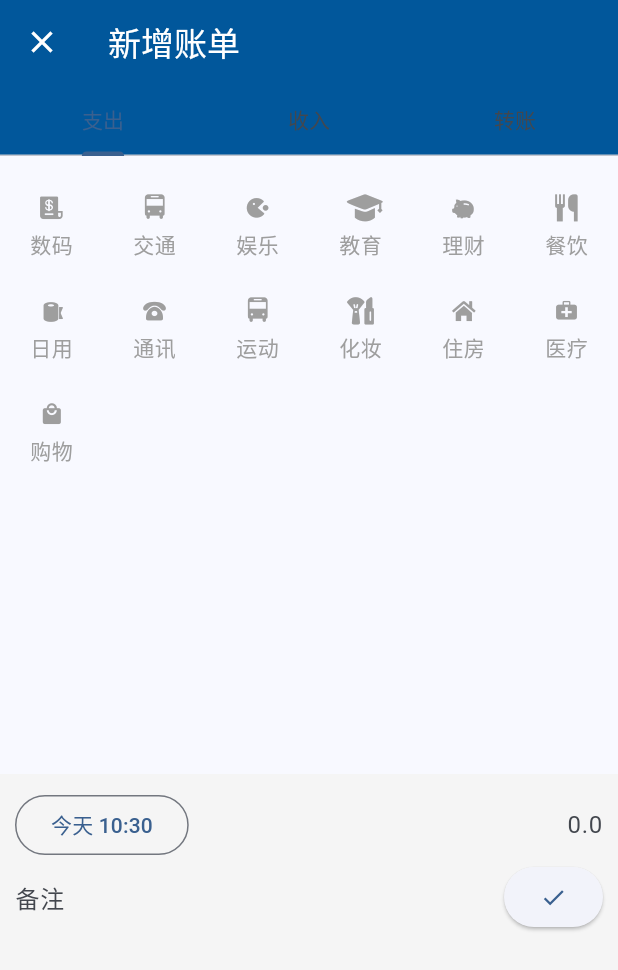
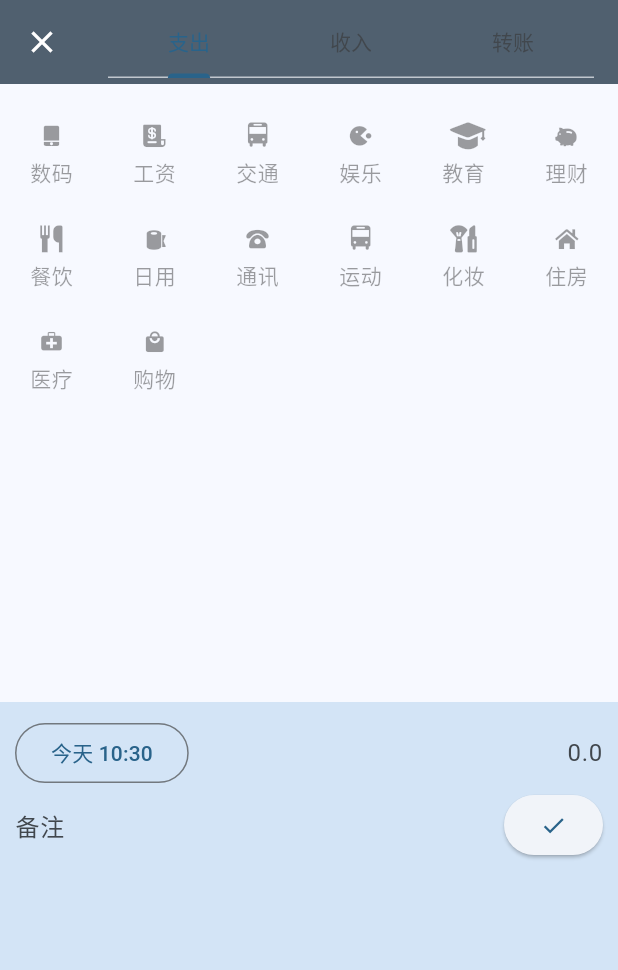
Before and after one commit to Sciroccogti/money_tracker, a Flutter app: the screen it shows after launch, after a tap on the "add" icon, on a phone screen of 412 x 824 dp. Shown: the top 970 px of the screen. Run offline on Flutter 3.47's test engine with Material 2 defaults, Android fonts, the phone set to English and light mode, and no system bars; our stand-ins replace package_info_plus, sqflite; accounts and stored records are empty.

Commit message:
feat: darkMode and better display in submit

```diff
--- a/lib/database/dbprovider.dart
+++ b/lib/database/dbprovider.dart
@@ -14,7 +14,8 @@ import 'package:sqflite/sqflite.dart';
 import 'category.dart';
 
 List<Category> _defaultCategories_ = [
-  Category("数码", "工资条"),
+  Category("数码", "数码-手机"),
+  Category("工资", "工资条"),
   Category("交通", "公交"),
   Category("娱乐", "娱乐设施"),
   Category("教育", "教育"),
--- a/lib/main.dart
+++ b/lib/main.dart
@@ -48,10 +48,14 @@ class MyApp extends StatelessWidget {
       title: _title,
       theme: ThemeData(
         useMaterial3: true,
-        colorSchemeSeed: primaryColor,
-        // primaryColor: primaryColor,
-        // backgroundColor: secondaryColor,
+        colorSchemeSeed: primaryColorDark,
       ),
+      darkTheme: ThemeData(
+        useMaterial3: true,
+        colorSchemeSeed: primaryColorDark,
+        brightness: Brightness.dark
+      ),
+      themeMode: ThemeMode.system,
       home: MyStatefulWidget(),
       localizationsDelegates: [
         GlobalMaterialLocalizations.delegate,
--- a/lib/pages/submit.dart
+++ b/lib/pages/submit.dart
@@ -95,7 +95,7 @@ class _SubmitPageState extends State<SubmitPage>
               style: TextStyle(
                 color: _selectedCategoryIndex == index
                     ? typeColors_[tabIndex]
-                    : Colors.grey,
+                    : Theme.of(context).disabledColor,
               ),
             )),
             child: TextButton(
@@ -103,7 +103,7 @@ class _SubmitPageState extends State<SubmitPage>
                 categoryIcons_[provider.cates_[index].icon],
                 color: _selectedCategoryIndex == index
                     ? typeColors_[tabIndex]
-                    : Colors.grey,
+                    : Theme.of(context).disabledColor,
               ),
               onPressed: () {
                 _selectedCategoryIndex = index;
@@ -137,10 +137,9 @@ class _SubmitPageState extends State<SubmitPage>
 
     return Scaffold(
         appBar: AppBar(
-          title: const Text("新增账单"),
-          backgroundColor: primaryColor,
-          foregroundColor: Colors.white,
-          bottom: TabBar(
+          backgroundColor: Theme.of(context).colorScheme.secondary,
+          foregroundColor: Theme.of(context).colorScheme.onSecondary,
+          title: TabBar(
             controller: _tabController,
             tabs: const [
               Tab(text: "支出"),
@@ -149,12 +148,11 @@ class _SubmitPageState extends State<SubmitPage>
             ],
           ),
         ),
-        body: GridView(
-          gridDelegate: const SliverGridDelegateWithMaxCrossAxisExtent(
-              maxCrossAxisExtent: 540),
+        body: GridView.extent(
+          physics: const NeverScrollableScrollPhysics(),
+          maxCrossAxisExtent: 540,
           children: [
-            Expanded(
-              child: TabBarView(
+            TabBarView(
               controller: _tabController,
               children: <Widget>[
                 buildCategoryList(0),
@@ -162,9 +160,8 @@ class _SubmitPageState extends State<SubmitPage>
                 buildCategoryList(2),
               ],
             ),
-            ),
             Container(
-              color: Theme.of(context).selectedRowColor,
+              color: Theme.of(context).colorScheme.secondaryContainer,
               padding: const EdgeInsets.all(10),
               child: Column(children: [
                 Row(
@@ -180,7 +177,8 @@ class _SubmitPageState extends State<SubmitPage>
                       child: TextFormField(
                         textAlign: TextAlign.end,
                         decoration: const InputDecoration(
-                            hintText: "0.0", border: InputBorder.none
+                          hintText: "0.0",
+                          border: InputBorder.none,
                         ),
                         autovalidateMode: AutovalidateMode.onUserInteraction,
                         validator: (String? value) {
--- a/lib/vars.dart
+++ b/lib/vars.dart
@@ -20,6 +20,7 @@ List<Color> typeColors_ = [Colors.red, Colors.green, Colors.blue];
 
 const Map<String, IconData> categoryIcons_ = {
   "工资条": IconData(0xe60f, fontFamily: "IconFont"),
+  "数码-手机": IconData(0xe609, fontFamily: "IconFont"),
   "公交": IconData(0xe601, fontFamily: "IconFont"),
   "娱乐设施": IconData(0xe608, fontFamily: "IconFont"),
   "教育": IconData(0xe60a, fontFamily: "IconFont"),
```
Lines whose indentation alone changed are shown as unchanged.
